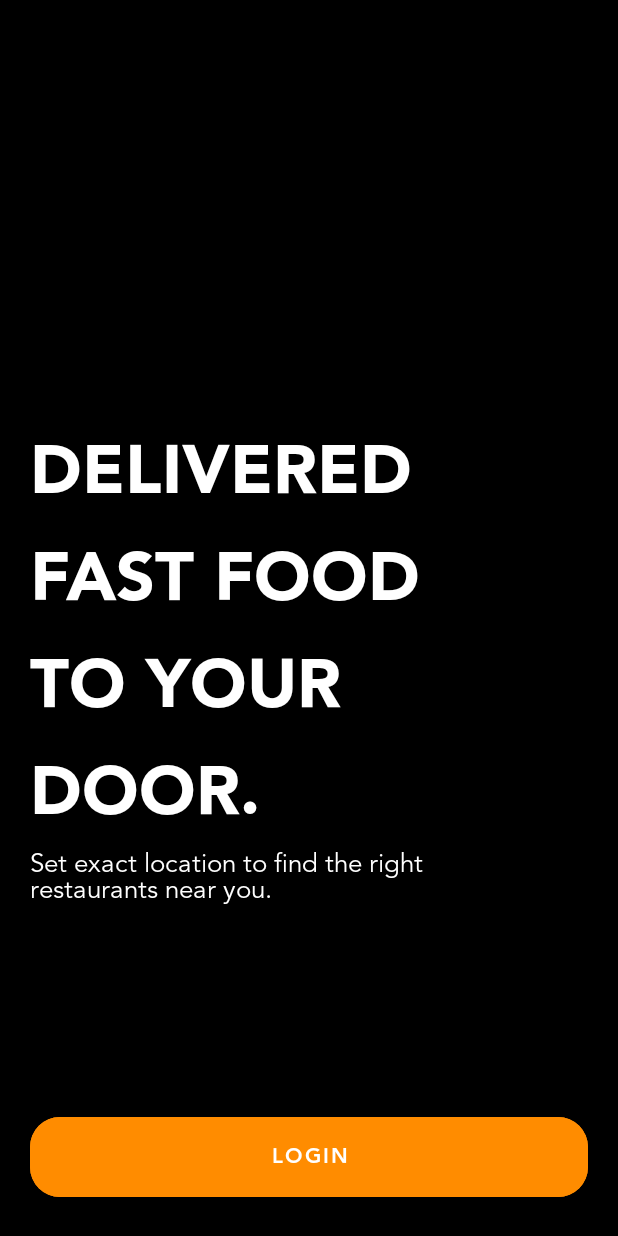
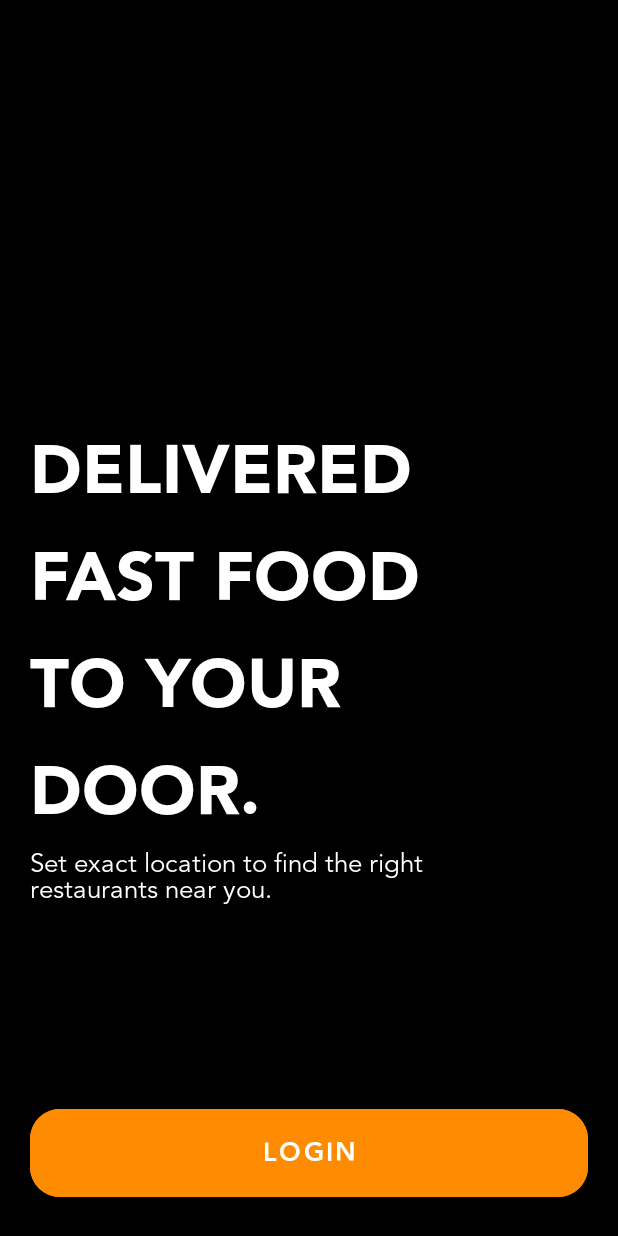
Before and after one commit to nishank23/Urban_food, an Android app: the screen it shows after launch (WelcomeScreenActivity), on a phone screen of 412 x 824 dp. Run offline under Robolectric (Android 15) with nearby library versions, the phone set to English and light mode, and no system bars.

Commit message:
- second commit

```diff
--- a/Urban_Food/app/src/main/res/layout/welcome_screen.xml
+++ b/Urban_Food/app/src/main/res/layout/welcome_screen.xml
@@ -20,6 +20,7 @@
         android:textColor="@color/white"
         android:textSize="45sp"
         android:textStyle="bold"
+
         app:layout_constraintBottom_toBottomOf="parent"
         app:layout_constraintTop_toTopOf="parent" />
 
@@ -47,13 +48,14 @@
         android:padding="15dp"
         android:layout_margin="20dp"
         android:fontFamily="@font/avenir_heavy"
-
+        android:textSize="17sp"
         android:text="Login"
         app:cornerRadius="20dp"
+
         app:layout_constraintEnd_toEndOf="parent"
         app:layout_constraintStart_toStartOf="parent"
         app:layout_constraintBottom_toBottomOf="parent"
-        android:layout_marginBottom="30dp"/>
+        />
 
 
 
```
